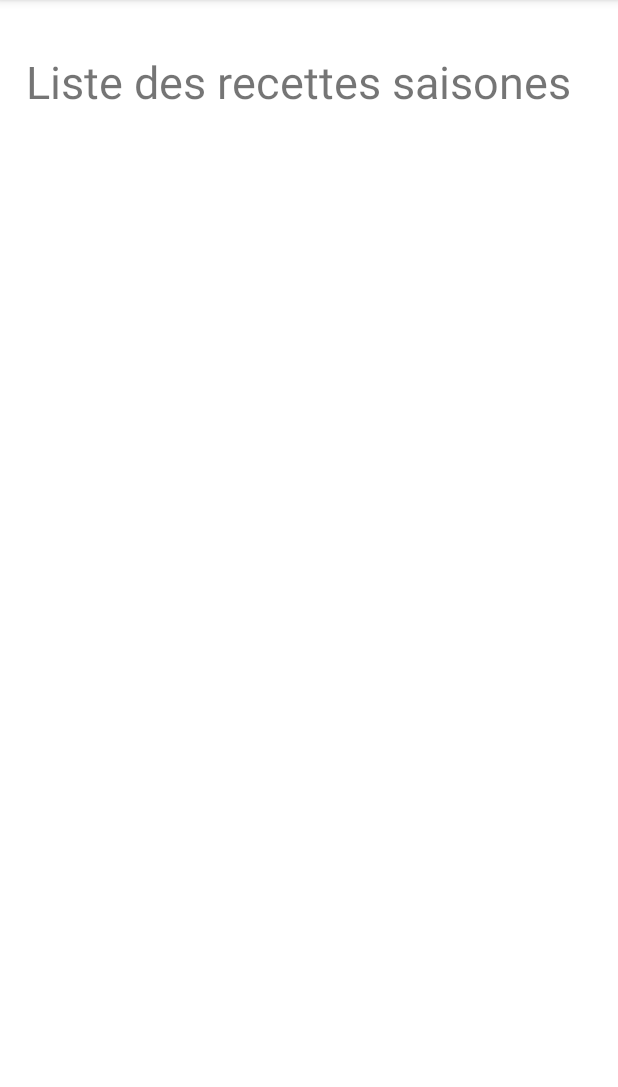
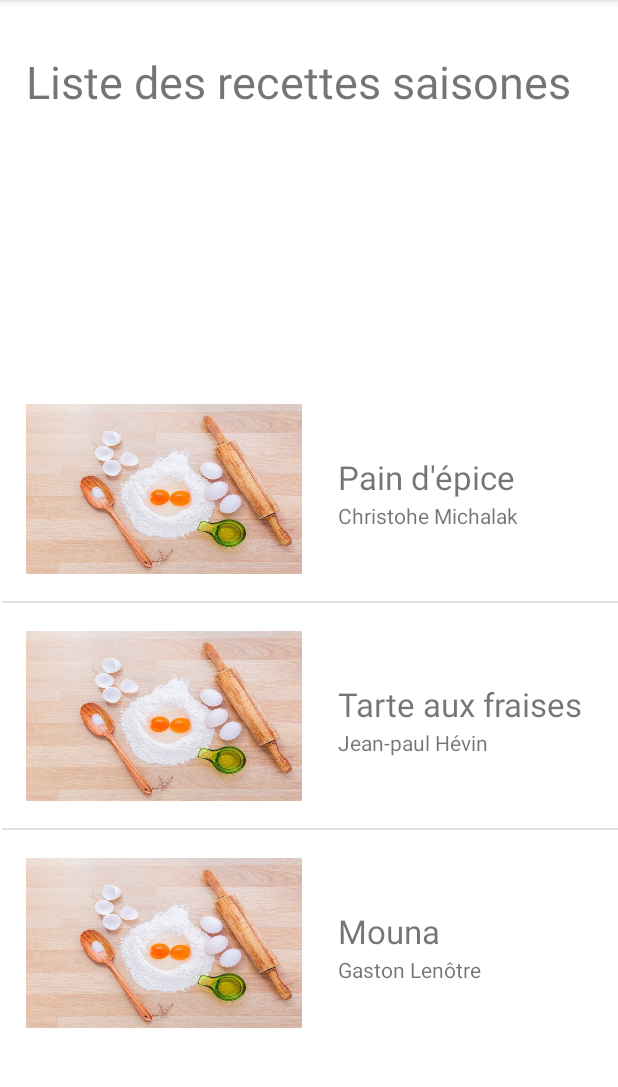
Before and after one commit to ngoyennhi/NESTIAndroid, an Android app: the SaisonActivity screen opened directly, with no data from a screen before it, on a phone screen of 412 x 824 dp, the part 84-1171 px from its top. Run offline under Robolectric (Android 15) with nearby library versions, the phone set to English and light mode, and no system bars.

Commit message:
TP5 lecture des donées JSON

```diff
--- a/app/src/main/assets/season.json
+++ b/app/src/main/assets/season.json
@@ -1,20 +1,20 @@
 [
   {
-    "cat": "seazon",
+    "cat": "season",
     "title": "Pain d'épice",
     "author": "Christohe Michalak",
     "img": "r_default",
     "diff": 3
   },
   {
-    "cat": "seazon",
+    "cat": "season",
     "title": "Tarte aux fraises",
     "author": "Jean-paul Hévin",
     "img": "r_default",
     "diff": 1
   },
   {
-    "cat": "seazon",
+    "cat": "season",
     "title": "Mouna",
     "author": "Gaston Lenôtre",
     "img": "r_default",
--- a/app/src/main/java/com/example/nesti_mes_recettes/SaisonActivity.java
+++ b/app/src/main/java/com/example/nesti_mes_recettes/SaisonActivity.java
@@ -1,8 +1,22 @@
 package com.example.nesti_mes_recettes;
+
+import android.content.res.AssetManager;
+import android.os.Bundle;
+import android.util.Log;
+import android.widget.ListView;
 
 import androidx.appcompat.app.AppCompatActivity;
 
-import android.os.Bundle;
+import com.example.nesti_mes_recettes.adapter.RecipeAdapter;
+import com.example.nesti_mes_recettes.entity.Recipe;
+
+import org.json.JSONArray;
+import org.json.JSONObject;
+
+import java.io.BufferedReader;
+import java.io.IOException;
+import java.io.InputStreamReader;
+import java.util.ArrayList;
 
 public class SaisonActivity extends AppCompatActivity {
 
@@ -10,5 +24,88 @@ public class SaisonActivity extends AppCompatActivity {
     protected void onCreate(Bundle savedInstanceState) {
         super.onCreate(savedInstanceState);
         setContentView(R.layout.activity_saison);
+
+        // tableau des recettes traditionnelles
+        ArrayList<Recipe> seasonal_recipes = readJSONRecipe("season.json");
+        Log.i("LogNesti","Tableau recu " + seasonal_recipes.size());
+        // season_listView = nom de "layout" liste
+        ListView list_View = findViewById((R.id.season_listView));
+        // utilise notre propre "addapter" pour affichier les recipes
+        RecipeAdapter adapter = new RecipeAdapter(this, R.layout.line_recipe,seasonal_recipes);
+        list_View.setAdapter(adapter);
+    }
+    /*
+    Pour gérer ces données, on utilisera la classe Recipe.
+    Les données JSON vont être récupérées dans un JSONArray.
+    Ensuite chaque élément du tableau JSONArray sera traité en tant que JSONObject.
+     */
+    private String readJson(String pFileJsonName){
+        // Traitement du Json
+        // Initialisation
+        StringBuilder builder = new StringBuilder();
+        AssetManager asset_manager = this.getAssets();
+        InputStreamReader isr;
+        BufferedReader data;
+
+        try{
+            isr = new InputStreamReader(asset_manager.open(pFileJsonName));
+            data = new BufferedReader(isr);
+            String line;
+            while ((line = data.readLine()) != null){
+                builder.append(line);
+            }
+        }
+        catch (IOException e){
+            Log.e("LogNesti","Erreur de lecture du Json");
+            e.printStackTrace();
+        }
+        return builder.toString();
+    }
+
+    /*
+    Ajouter une méthode qui, à partir d’une chaîne de caractère JSON,
+    donne un tableau d’objet de type Recipe.
+     */
+    private ArrayList<Recipe> readJSONRecipe(String pFileJsonName) {
+        ArrayList<Recipe> recipes = new ArrayList<>();
+        String stringJSON = this.readJson(pFileJsonName);
+
+        try{
+            //classe JSON Array pour passer les données du fichier JSON
+            //note: il est impératif de stocker le fichier season.json dans ASSETS
+            JSONArray tableau_JSON = new JSONArray(stringJSON);
+            Log.i("LogNesti","Nombre denregistrements : " + tableau_JSON.length());
+            //Parcours du tableau
+            for(int i = 0;i<tableau_JSON.length(); i++){
+                JSONObject object_JSON = tableau_JSON.getJSONObject(i);
+                //Une fois les données JSON du fichier seazon.json récupérées dans le tableau JSONArray,
+                // il suffira de parcourir ce tableau et d’extraire les informations concernant chacune des recettes de la catégorie seazon,
+                // grâce à la classe JSONObject.
+                Recipe r = new Recipe();
+                // chaque lot d'info sera stocké dans un objet Recipe
+                r.setCat(object_JSON.getString("cat"));
+                r.setTitle(object_JSON.getString("title"));
+                r.setAuthor(object_JSON.getString("author"));
+                int index = this.getResourceImage(object_JSON.getString("img"));
+                r.setImgId(index);
+                r.setDifficulty(object_JSON.getInt("diff"));
+                // A completer
+                recipes.add(r);
+            }
+        }
+        catch (Exception e){
+            Log.e("LogNesti","Erreur de lecture du Json");
+            e.printStackTrace();
+        }
+        return recipes;
+    }
+    /*
+     //Retourne l'identifiant d'une image
+     @param nameImage
+    @return
+    */
+    private int getResourceImage(String nameImage){
+        String path = getPackageName()+ ":drawable/" + nameImage;
+        return getResources().getIdentifier(path,null,null);
     }
 }
--- a/app/src/main/java/com/example/nesti_mes_recettes/entity/Recipe.java
+++ b/app/src/main/java/com/example/nesti_mes_recettes/entity/Recipe.java
@@ -6,6 +6,7 @@ public class Recipe {
     String author;
     int imgId;
     int imgIdStar;
+    int difficulty ;
     // Getter-Setter accesseurs-mutateurs
     public String getTitle() {
         return title;
@@ -47,6 +48,13 @@ public class Recipe {
         this.imgIdStar = imgIdStar;
     }
 
+    public int getDifficulty() {
+        return difficulty;
+    }
+
+    public void setDifficulty(int difficulty) {
+        this.difficulty = difficulty;
+    }
     @Override
     public String toString(){
         return "Recipe{"+
--- a/app/src/main/res/layout/activity_saison.xml
+++ b/app/src/main/res/layout/activity_saison.xml
@@ -20,8 +20,9 @@
         app:layout_constraintVertical_bias="0.047" />
 
     <ListView
-        android:layout_width="360dp"
-        android:layout_height="629dp"
+        android:id="@+id/season_listView"
+        android:layout_width="wrap_content"
+        android:layout_height="wrap_content"
         android:layout_marginStart="1dp"
         app:layout_constraintBottom_toBottomOf="parent"
         app:layout_constraintEnd_toEndOf="parent"
--- a/app/src/main/res/layout/line_recipe.xml
+++ b/app/src/main/res/layout/line_recipe.xml
@@ -13,7 +13,7 @@
         android:layout_marginStart="224dp"
         android:layout_marginBottom="68dp"
         android:text="@string/line_recipe_txtView_title"
-        android:textSize="24sp"
+        android:textSize="22sp"
         app:layout_constraintBottom_toBottomOf="parent"
         app:layout_constraintStart_toStartOf="parent" />
 
```
